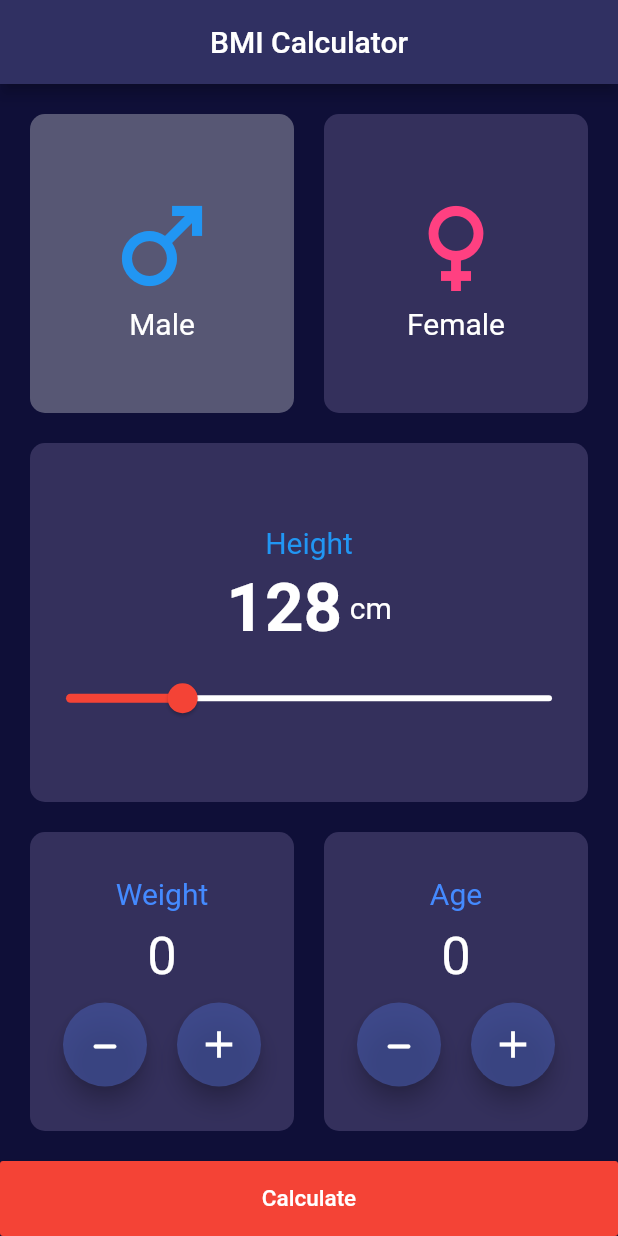
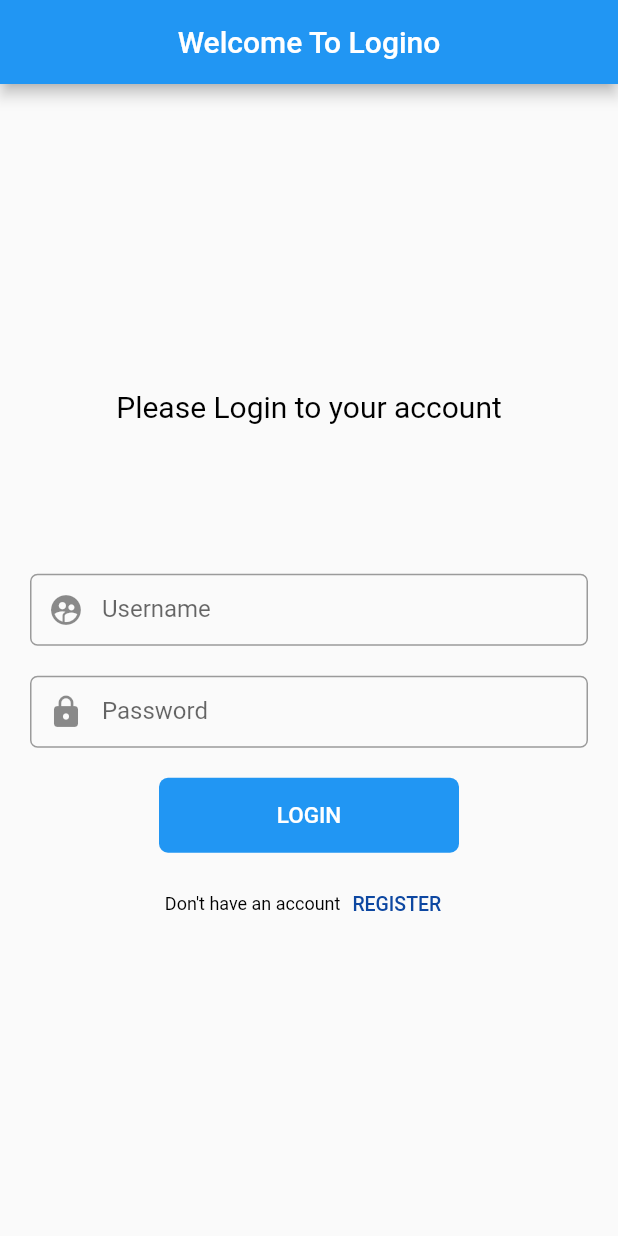
Before and after one commit to Thr93Satar/practice1, a Flutter app: the screen it shows after launch, on a phone screen of 412 x 824 dp. Run offline on Flutter 3.47's test engine with Material 2 defaults, Android fonts, the phone set to English and light mode, and no system bars; Roboto replaces fonts that are missing (cabin).

Commit message:
v1.3_Working on Login_screen_validation

```diff
--- a/lib/main.dart
+++ b/lib/main.dart
@@ -1,9 +1,10 @@
 import 'package:flutter/material.dart';
-import 'package:practiceflutter/Counter_screen.dart';
-import 'package:practiceflutter/UsersScreen.dart';
-import 'package:practiceflutter/messenger_page.dart';
+import 'package:practiceflutter/modules/counter_screen/Counter_screen.dart';
+import 'package:practiceflutter/modules/login_screen/login_screen.dart';
+import 'package:practiceflutter/modules/user_screen/UsersScreen.dart';
+import 'package:practiceflutter/modules/messenger_page/messenger_page.dart';
 
-import 'bmi_screen.dart';
+import 'modules/bmi_screen/bmi_screen.dart';
 
 void main() {
   runApp(const MyApp());
@@ -16,11 +17,8 @@ class MyApp extends StatelessWidget {
       title: 'Flutter Demo',
       debugShowCheckedModeBanner: false,
       theme: ThemeData(
-        primarySwatch: themecolor,
-        fontFamily: 'cabin',
-        scaffoldBackgroundColor: bodycolor,
       ),
-      home: BMIScreen(),
+      home: LoginScreen(),
     );
   }
 }
--- /dev/null
+++ b/lib/modules/bmi_result/bmi_result.dart
@@ -0,0 +1,34 @@
+import 'package:flutter/cupertino.dart';
+import 'package:flutter/material.dart';
+
+class BmiResult extends StatelessWidget {
+
+  final double counter;
+  final bool isMale;
+  final int age;
+
+  const BmiResult({super.key,
+    required this.counter, required this.isMale, required this.age
+});
+
+  @override
+  Widget build(BuildContext context) {
+    return Scaffold(
+      appBar: AppBar(
+        title: const Text("BMI Result",style: TextStyle(fontSize: 25),),
+      ),
+      body: Center(
+          child: Padding(
+            padding: const EdgeInsets.all(20.0),
+            child: Column(
+              children: [
+                Text('$counter',style: const TextStyle(fontSize: 25, color: Colors.white),),
+                Text('$isMale',style: const TextStyle(fontSize: 25, color: Colors.white),),
+                Text('$age',style: const TextStyle(fontSize: 25, color: Colors.white),),
+              ],
+            ),
+          )
+      ),
+    );
+  }
+}
--- a/lib/bmi_screen.dart
+++ b/lib/modules/bmi_screen/bmi_screen.dart
@@ -1,6 +1,7 @@
 import 'dart:async';
 
 import 'package:flutter/material.dart';
+import 'package:practiceflutter/modules/bmi_result/bmi_result.dart';
 
 class BMIScreen extends StatefulWidget {
   const BMIScreen({Key? key}) : super(key: key);
@@ -59,7 +60,8 @@ class _BMIScreenState extends State<BMIScreen> {
                         decoration: BoxDecoration(
                           color:
                               isMale ? Colors.white30 : const Color(0xff34305c),
-                          borderRadius: const BorderRadius.all(Radius.circular(10)),
+                          borderRadius:
+                              const BorderRadius.all(Radius.circular(10)),
                         ),
                         child: Column(
                           mainAxisAlignment: MainAxisAlignment.center,
@@ -141,9 +143,7 @@ class _BMIScreenState extends State<BMIScreen> {
                     const SizedBox(
                       height: 5,
                     ),
-                    Row(
-                        mainAxisAlignment: MainAxisAlignment.center,
-                        children: [
+                    Row(mainAxisAlignment: MainAxisAlignment.center, children: [
                       Text(
                         '${counter.round()}',
                         style: const TextStyle(
@@ -223,7 +223,7 @@ class _BMIScreenState extends State<BMIScreen> {
                                       const Duration(milliseconds: 100), (t) {
                                     setState(() {
                                       if (weight != 0) {
-                                        weight -=10;
+                                        weight -= 10;
                                       }
                                     });
                                   });
@@ -238,7 +238,7 @@ class _BMIScreenState extends State<BMIScreen> {
                                   onPressed: () {
                                     setState(() {
                                       if (weight != 0) {
-                                        weight -=10;
+                                        weight -= 10;
                                       }
                                     });
                                   },
@@ -272,7 +272,7 @@ class _BMIScreenState extends State<BMIScreen> {
                                 child: FloatingActionButton(
                                   onPressed: () {
                                     setState(() {
-                                      weight+=10;
+                                      weight += 10;
                                     });
                                   },
                                   child: const Icon(
@@ -399,7 +399,10 @@ class _BMIScreenState extends State<BMIScreen> {
             width: double.infinity,
             height: 50,
             child: MaterialButton(
-              onPressed: () {},
+              onPressed: () {
+                Navigator.push(context, MaterialPageRoute(builder: (context) => BmiResult(counter: counter, isMale: isMale, age: age,)),
+                );
+              },
               color: Colors.red,
               child: const Text(
                 'Calculate',
--- /dev/null
+++ b/lib/modules/login_screen/login_screen.dart
@@ -0,0 +1,104 @@
+import 'package:flutter/material.dart';
+import 'package:practiceflutter/shared/components/components.dart';
+
+class LoginScreen extends StatelessWidget {
+  LoginScreen({Key? key}) : super(key: key);
+
+  TextEditingController myController = TextEditingController();
+
+  @override
+  Widget build(BuildContext context) {
+    return Scaffold(
+        resizeToAvoidBottomInset: true,
+        appBar: AppBar(
+          centerTitle: true,
+          title: const Text(
+            'Welcome To Logino',
+            style: TextStyle(color: Colors.white, fontSize: 20),
+          ),
+        ),
+        body: Padding(
+          padding: const EdgeInsets.all(20.0),
+          child: ListView(
+            physics: NeverScrollableScrollPhysics(),
+              children: [
+            SizedBox(
+              height: MediaQuery.of(context).size.height,
+              child: Column(
+                mainAxisAlignment: MainAxisAlignment.center,
+                crossAxisAlignment: CrossAxisAlignment.center,
+                children: [
+                  Flexible(
+                    child: mainText(
+                      text: 'Please Login to your account',
+                      fontColor: Colors.black,
+                      isUpperCase: false,
+                    ),
+                  ),
+                  const SizedBox(
+                    height: 100,
+                  ),
+                  Flexible(
+                    child: textfield1(
+                      myController: myController,
+                      tfLabelText: 'Username',
+                      tfHintText: "Username",
+                      tfPrefixIcon: const Icon(Icons.supervised_user_circle),
+                    ),
+                  ),
+                  const SizedBox(
+                    height: 20,
+                  ),
+                  Flexible(
+                    child: textfield1(
+                      myController: myController,
+                      tfLabelText: 'Password',
+                      tfHintText: "Password",
+                      tfPrefixIcon: const Icon(Icons.lock),
+                    ),
+                  ),
+                  const SizedBox(
+                    height: 20,
+                  ),
+                  Flexible(
+                    child: mainButton(
+                        buttonFunction: (buttonFunction) {}, buttonText: 'LOGIN'),
+                  ),
+                  const SizedBox(
+                    height: 10,
+                  ),
+                  Flexible(
+                    child: Row(
+                      mainAxisAlignment: MainAxisAlignment.center,
+                      children: [
+                        Flexible(
+                          child: mainText(
+                              text: 'Don\'t have an account',
+                              fontColor: Colors.black,
+                              isUpperCase: false,
+                              fontSize: 12),
+                        ),
+                        Flexible(
+                            child: TextButton(
+                          onPressed: () {},
+                          child: mainText(
+                              text: 'Register',
+                              fontSize: 13,
+                              fontColor: Colors.blue.shade900),
+                        )),
+                      ],
+                    ),
+                  ),
+                  Padding(
+                    padding: const EdgeInsets.only(bottom: 90.0),
+                    child: SizedBox(
+                      height: MediaQuery.of(context).viewInsets.bottom,
+                    ),
+                  ),
+                ],
+              ),
+            ),
+          ]),
+        ));
+  }
+}
--- a/lib/messenger_page.dart
+++ b/lib/modules/messenger_page/messenger_page.dart
@@ -1,7 +1,7 @@
 import 'package:flutter/material.dart';
-import 'package:practiceflutter/topActiveUsers.dart';
+import 'package:practiceflutter/modules/messenger_page/topActiveUsers.dart';
 import 'package:practiceflutter/main.dart';
-import 'UsersModel.dart';
+import '../user_model/UsersModel.dart';
 
 class Messenger_page extends StatelessWidget {
   const Messenger_page({Key? key}) : super(key: key);
--- /dev/null
+++ b/lib/shared/components/components.dart
@@ -0,0 +1,72 @@
+import 'package:flutter/material.dart';
+
+// Text Section ----------------------------------1
+
+Widget mainText(
+        {required String text,
+        Color fontColor = Colors.white,
+        double fontSize = 20,
+        bool isUpperCase = true}) =>
+    Text(
+      isUpperCase ? text.toUpperCase() : text,
+      style: TextStyle(fontSize: fontSize, color: fontColor),
+    );
+
+Widget btnText(
+        {required String text,
+        Color fontColor = Colors.white,
+        double fontSize = 15,
+        bool isUpperCase = true}) =>
+    Text(
+      isUpperCase ? text.toUpperCase() : text,
+      style: TextStyle(fontSize: fontSize, color: fontColor),
+    );
+// Buttons Section -------------------------------2
+
+Widget mainButton({
+  required Function buttonFunction,
+  required String buttonText,
+  double buttonWidth = 200.0,
+  double buttonHeight = 50.0,
+  Color buttonColor = Colors.blue,
+  double buttonRadius = 6.0,
+}) =>
+    Container(
+      width: buttonWidth,
+      height: buttonHeight,
+      decoration: BoxDecoration(
+        borderRadius: BorderRadius.circular(buttonRadius),
+        color: buttonColor,
+      ),
+      child: MaterialButton(child: btnText(text: buttonText), onPressed: () {}),
+    );
+
+// TextFields Section ------------------------------3
+
+Widget textfield1({
+  required TextEditingController myController,
+  double tfWidth = double.infinity,
+  double tfHeight = 50.0,
+  double tfBorderRadius = 5.0,
+  double tfContentPadding = 10.0,
+  Color tfColor = Colors.white54,
+  required tfLabelText,
+  required tfHintText,
+  required tfPrefixIcon,
+
+}) =>
+    Container(
+      width: tfWidth,
+      child: TextField(
+        decoration: InputDecoration(
+          contentPadding: EdgeInsets.all(tfContentPadding),
+          border: OutlineInputBorder(
+            borderRadius: BorderRadius.circular(tfBorderRadius),
+          ),
+          hintText: tfHintText,
+          labelText: tfLabelText,
+          prefixIcon: tfPrefixIcon,
+        ),
+        controller: myController,
+      ),
+    );
```
Also changed, not shown: lib/modules/counter_screen/Counter_screen.dart (renamed from lib/Counter_screen.dart), lib/modules/messenger_page/topActiveUsers.dart (renamed from lib/topActiveUsers.dart), lib/modules/user_model/UsersModel.dart (renamed from lib/UsersModel.dart), lib/modules/user_screen/UsersScreen.dart (renamed from lib/UsersScreen.dart).
